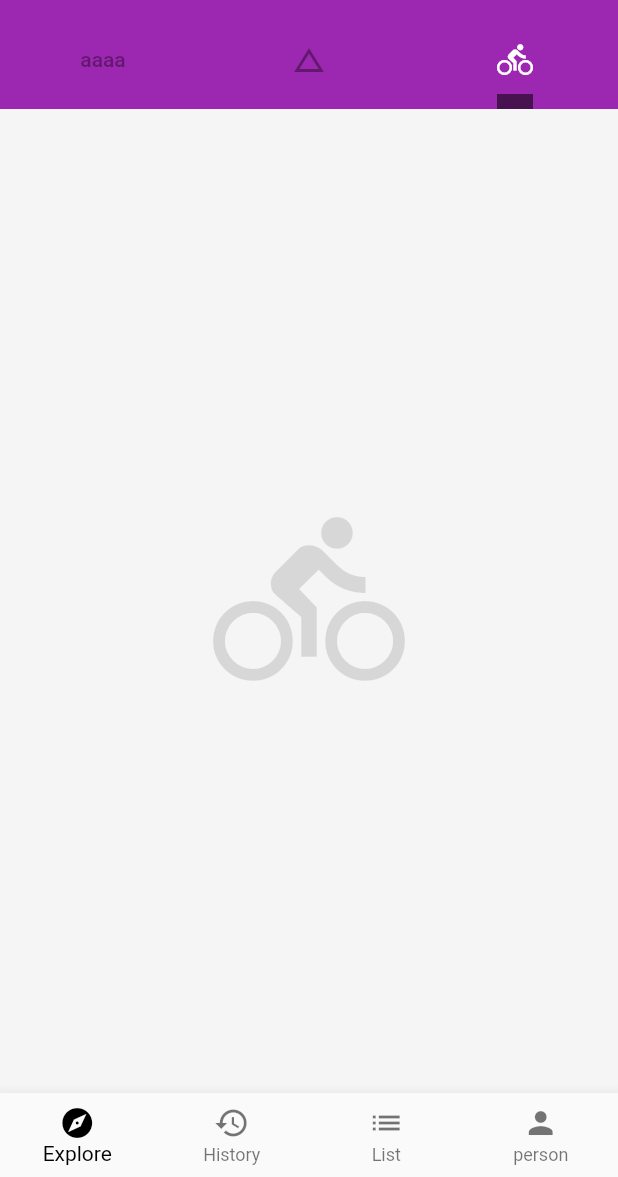
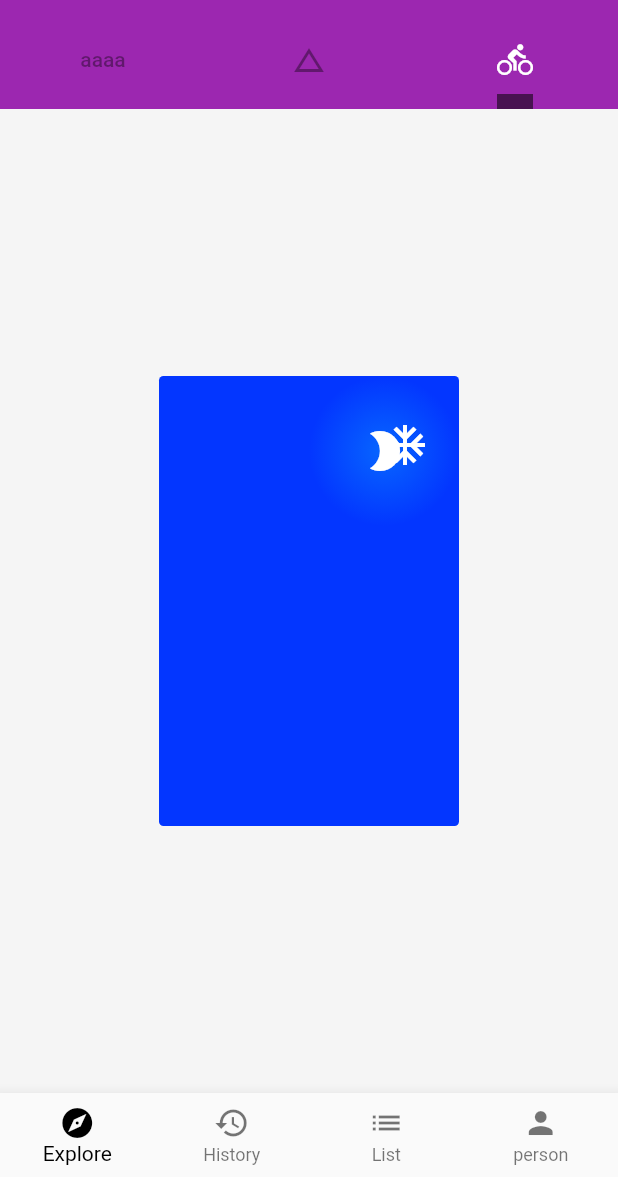
Before and after one commit to xiaofeixiaflyingOC/FlutterDemo, a Flutter app: the screen it shows after launch, tab 3 chosen, on a phone screen of 412 x 824 dp, the part 59-1236 px from its top. Run offline on Flutter 3.47's test engine with Material 2 defaults, Android fonts, the phone set to English and light mode, and no system bars; network calls fail.

Commit message:
no message

```diff
--- /dev/null
+++ b/FlutterNavite/Flutter/flutter_module/lib/layout_demo_dart.dart
@@ -0,0 +1,84 @@
+import 'package:flutter/material.dart';
+
+class LayoutDemo extends StatelessWidget {
+  @override
+  Widget build(BuildContext context) {
+    // TODO: implement build
+    return Column(
+      mainAxisAlignment: MainAxisAlignment.center,
+      crossAxisAlignment: CrossAxisAlignment.center,
+      children: <Widget>[
+        Stack(
+          alignment: Alignment.topRight,
+          children: <Widget>[
+            SizedBox(
+              width: 200,
+              height: 300.0,
+              child: Container(
+
+                  decoration: BoxDecoration(
+                color: Color.fromRGBO(3, 54, 255, 1.0),
+                borderRadius: BorderRadius.circular(3.0),
+              )),
+            ),
+            SizedBox(
+              height: 32.0,
+            ),
+            SizedBox(
+              width: 100,
+              height: 100.0,
+              child: Container(
+                decoration: BoxDecoration(
+                    color: Color.fromRGBO(3, 54, 255, 1.0),
+                    shape: BoxShape.circle,
+                    gradient: RadialGradient(colors: [
+                      Color.fromRGBO(7, 102, 255, 1.0),
+                      Color.fromRGBO(3, 54, 255, 1.0),
+                    ])),
+                child:
+                    Icon(Icons.brightness_2, color: Colors.white, size: 32.0),
+              ),
+            ),
+            Positioned(
+              child: Icon(Icons.ac_unit, color: Colors.white, size: 32.0),
+              top:30,
+              right: 20,
+            ),
+          ],
+        ),
+      ],
+    );
+//    return Container(
+//      child: Column(
+//        mainAxisAlignment: MainAxisAlignment.center,
+//        children: <Widget>[
+//          //根据最大宽度调整宽高比
+//          AspectRatio(
+//            aspectRatio: 16/9,
+//            child: Container(
+//              color: Color.fromRGBO(3, 54, 255, 1.0),
+//            ),
+//          )
+//        ],
+//      ),
+//    );
+  }
+}
+
+class IconBadge extends StatelessWidget {
+  final IconData icon;
+  final double size;
+
+  IconBadge(this.icon, {this.size = 32.0});
+
+  @override
+  Widget build(BuildContext context) {
+    // TODO: implement build
+    return Container(
+      child: Icon(icon, size: size, color: Colors.white),
+      width: size + 60,
+      height: size + 60,
+      color: Color.fromRGBO(3, 54, 255, 1.0),
+    );
+  }
+}
--- a/FlutterNavite/Flutter/flutter_module/lib/main.dart
+++ b/FlutterNavite/Flutter/flutter_module/lib/main.dart
@@ -3,7 +3,7 @@ import 'drawer_demo_dart.dart';
 import 'botton_navigation_bar_demo.dart';
 import 'model/listview_demo_dart.dart';
 import 'basecontrol_demo.dart';
-
+import 'layout_demo_dart.dart';
 
 void main() => runApp(App());
 
@@ -58,7 +58,7 @@ class Home extends StatelessWidget {
             children: <Widget>[
               ListViewDemo(),
               BaseControl(),
-              Icon(Icons.directions_bike, size: 128.0, color: Colors.black12),
+              LayoutDemo(),
             ],
           ),
         ));
```
